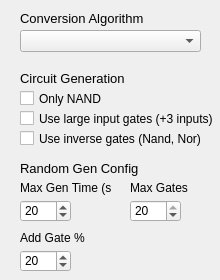
Qt form Application/Logic_Gate_Simulator/Dialogs/dlg_conversionconfig.ui (ElliotHarding/Logic-Gate-Simulator) before a commit.
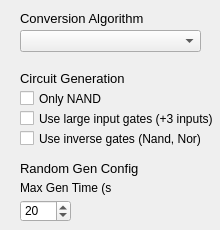
The same form after that commit.

Diff of the .ui file:
```diff
--- a/Application/Logic_Gate_Simulator/Dialogs/dlg_conversionconfig.ui
+++ b/Application/Logic_Gate_Simulator/Dialogs/dlg_conversionconfig.ui
@@ -7,7 +7,7 @@
     <x>0</x>
     <y>0</y>
     <width>220</width>
-    <height>280</height>
+    <height>230</height>
    </rect>
   </property>
   <property name="contextMenuPolicy">
@@ -123,41 +123,6 @@
     <number>20</number>
    </property>
   </widget>
-  <widget class="QSpinBox" name="spinBox_addGateChance">
-   <property name="geometry">
-    <rect>
-     <x>20</x>
-     <y>250</y>
-     <width>51</width>
-     <height>22</height>
-    </rect>
-   </property>
-   <property name="minimum">
-    <number>1</number>
-   </property>
-   <property name="maximum">
-    <number>100</number>
-   </property>
-   <property name="value">
-    <number>20</number>
-   </property>
-  </widget>
-  <widget class="QSpinBox" name="spinBox_maxGates">
-   <property name="geometry">
-    <rect>
-     <x>130</x>
-     <y>200</y>
-     <width>51</width>
-     <height>22</height>
-    </rect>
-   </property>
-   <property name="maximum">
-    <number>20</number>
-   </property>
-   <property name="value">
-    <number>20</number>
-   </property>
-  </widget>
   <widget class="QLabel" name="lbl_maxGenTime">
    <property name="geometry">
     <rect>
@@ -171,32 +136,6 @@
     <string>Max Gen Time (s)</string>
    </property>
   </widget>
-  <widget class="QLabel" name="lbl_addGateChance">
-   <property name="geometry">
-    <rect>
-     <x>20</x>
-     <y>230</y>
-     <width>71</width>
-     <height>16</height>
-    </rect>
-   </property>
-   <property name="text">
-    <string>Add Gate %</string>
-   </property>
-  </widget>
-  <widget class="QLabel" name="lbl_maxGates">
-   <property name="geometry">
-    <rect>
-     <x>130</x>
-     <y>180</y>
-     <width>61</width>
-     <height>16</height>
-    </rect>
-   </property>
-   <property name="text">
-    <string>Max Gates</string>
-   </property>
-  </widget>
   <widget class="QLabel" name="lbl_randomConfig">
    <property name="geometry">
     <rect>
```
